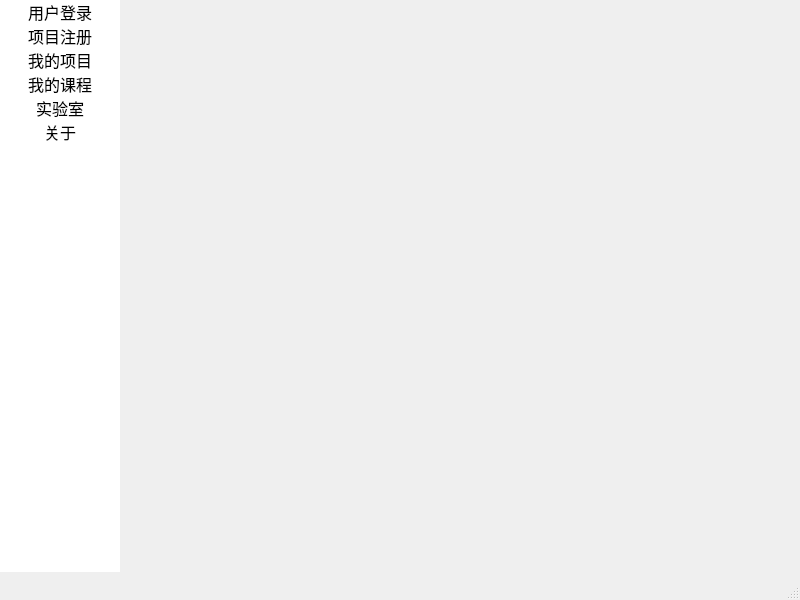
Old version of the form ui/MainWindow.ui in the repository MrBeike/WebCourse-QTGUI.
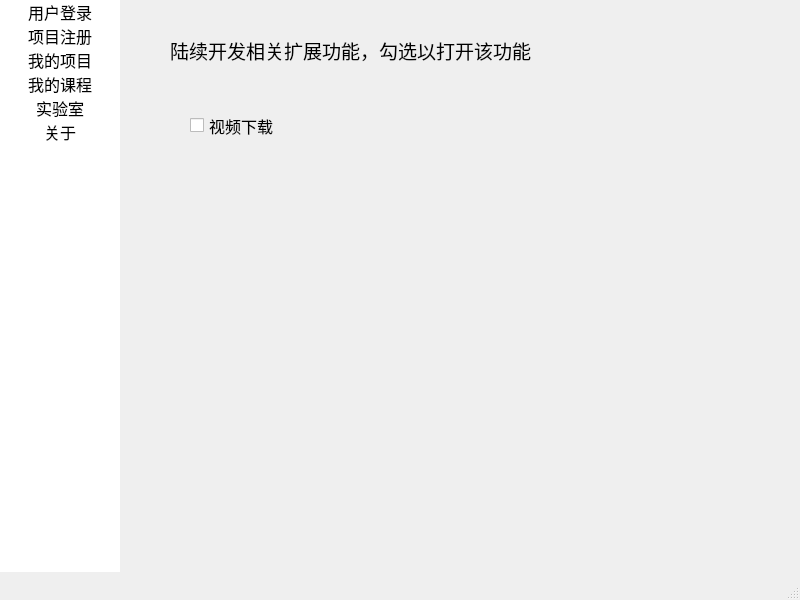
New version of the form. The open tabs and pages were chosen to show the change. Icons and pictures are not drawn.

Patch:
```diff
--- a/ui/MainWindow.ui
+++ b/ui/MainWindow.ui
@@ -441,7 +441,39 @@
       </property>
      </widget>
     </widget>
-    <widget class="QWidget" name="lab_page"/>
+    <widget class="QWidget" name="lab_page">
+     <widget class="QCheckBox" name="download_checkBox">
+      <property name="geometry">
+       <rect>
+        <x>70</x>
+        <y>100</y>
+        <width>91</width>
+        <height>51</height>
+       </rect>
+      </property>
+      <property name="text">
+       <string>视频下载</string>
+      </property>
+     </widget>
+     <widget class="QLabel" name="descriptio_label">
+      <property name="geometry">
+       <rect>
+        <x>50</x>
+        <y>30</y>
+        <width>371</width>
+        <height>41</height>
+       </rect>
+      </property>
+      <property name="font">
+       <font>
+        <pointsize>14</pointsize>
+       </font>
+      </property>
+      <property name="text">
+       <string>陆续开发相关扩展功能，勾选以打开该功能</string>
+      </property>
+     </widget>
+    </widget>
     <widget class="QWidget" name="about_page">
      <widget class="QPushButton" name="thumb_button">
       <property name="geometry">
```
Left out of the diff: 15 changed lines with no effect on the pictures.
